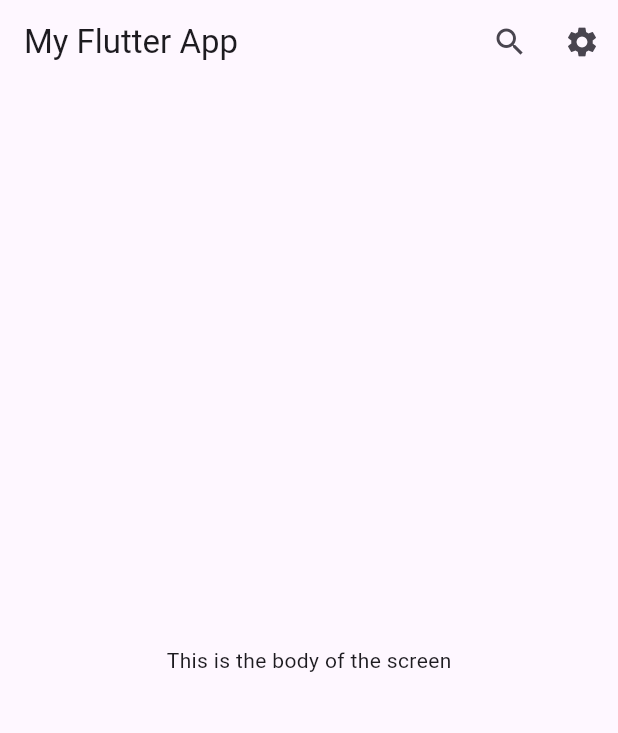
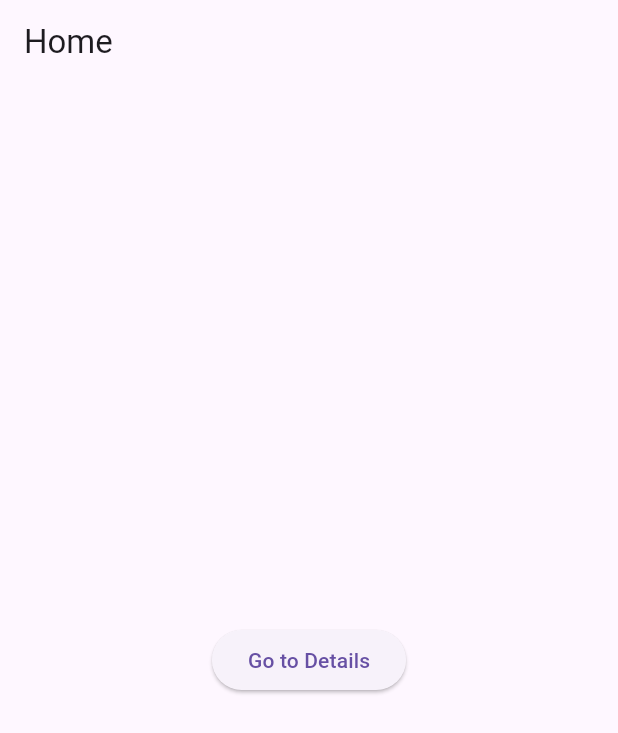
Before and after one commit to Thiruvarasu-Datasirpi/flutter, a Flutter app: the screen it shows after launch, on a phone screen of 412 x 824 dp. Shown: the top 733 px of the screen. Run offline on Flutter 3.47's test engine with Material 3 defaults, Android fonts, the phone set to English and light mode, and no system bars.

Commit message:
ongenerate route done

```diff
--- a/flutter_application_1/lib/main.dart
+++ b/flutter_application_1/lib/main.dart
@@ -8,33 +8,77 @@ class MyApp extends StatelessWidget {
   @override
   Widget build(BuildContext context) {
     return MaterialApp(
-      home: Scaffold(
-        appBar: AppBar(
-          // Title of the app bar
-          title: Text('My Flutter App'),
+      onGenerateRoute: (settings) {
+        // Check the route name and return the appropriate Widget
+        switch (settings.name) {
+          case '/':
+            return MaterialPageRoute(builder: (context) => HomeScreen());
+          case '/details':
+            // Extract arguments from settings.arguments if needed
+            final args = settings.arguments as Map<String, dynamic>;
+            return MaterialPageRoute(builder: (context) => DetailsScreen(args['data']));
+          default:
+            // If the route is not found, you can return an error page or any fallback
+            return MaterialPageRoute(builder: (context) => NotFoundScreen());
+        }
+      },
+      initialRoute: '/',
+    );
+  }
+}
 
-          // Actions (icons/buttons) on the right side of the app bar
-          actions: [
-            IconButton(
-              icon: Icon(Icons.search),
-              onPressed: () {
-                // Handle the search action
-                print('Search pressed');
-              },
-            ),
-            IconButton(
-              icon: Icon(Icons.settings),
-              onPressed: () {
-                // Handle the settings action
-                print('Settings pressed');
-              },
-            ),
-          ],
-        ),
-        body: Center(
-          child: Text('This is the body of the screen'),
+class HomeScreen extends StatelessWidget {
+  @override
+  Widget build(BuildContext context) {
+    return Scaffold(
+      appBar: AppBar(
+        title: Text('Home'),
+      ),
+      body: Center(
+        child: ElevatedButton(
+          onPressed: () {
+            // Navigate to the '/details' route with some data
+            Navigator.pushNamed(
+              context,
+              '/details',
+              arguments: {'data': 'Some data for DetailsScreen'},
+            );
+          },
+          child: Text('Go to Details'),
         ),
       ),
     );
   }
 }
+
+class DetailsScreen extends StatelessWidget {
+  final String data;
+
+  DetailsScreen(this.data);
+
+  @override
+  Widget build(BuildContext context) {
+    return Scaffold(
+      appBar: AppBar(
+        title: Text('Details'),
+      ),
+      body: Center(
+        child: Text('Details: $data'),
+      ),
+    );
+  }
+}
+
+class NotFoundScreen extends StatelessWidget {
+  @override
+  Widget build(BuildContext context) {
+    return Scaffold(
+      appBar: AppBar(
+        title: Text('Not Found'),
+      ),
+      body: Center(
+        child: Text('Route not found!'),
+      ),
+    );
+  }
+}
```
